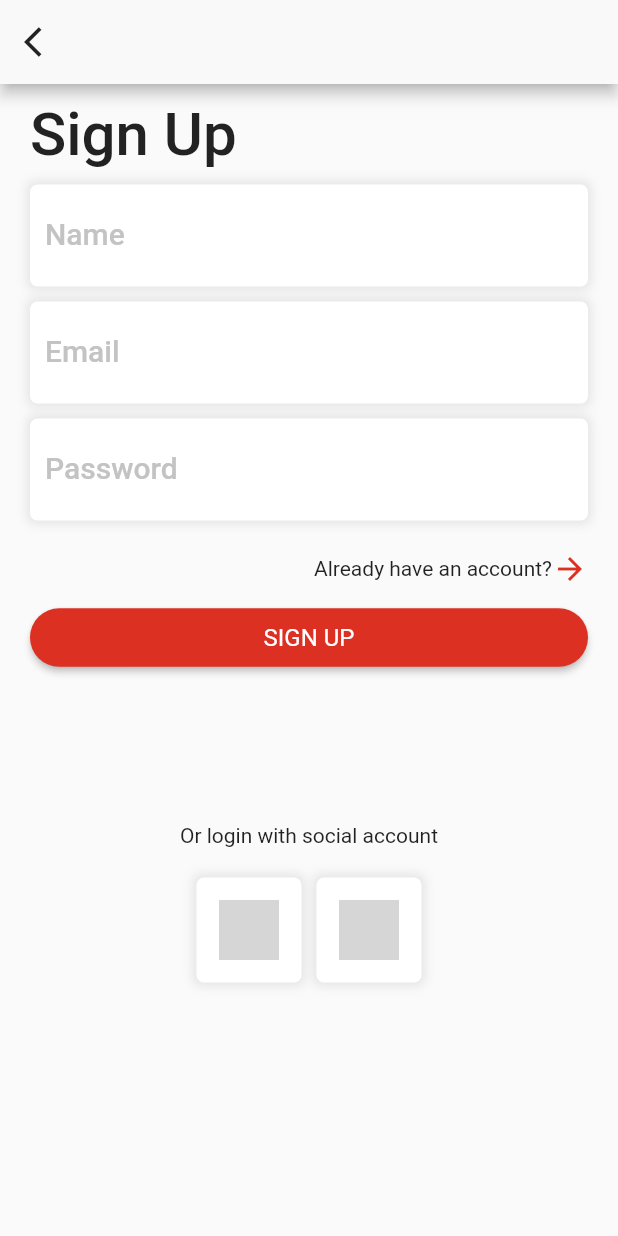
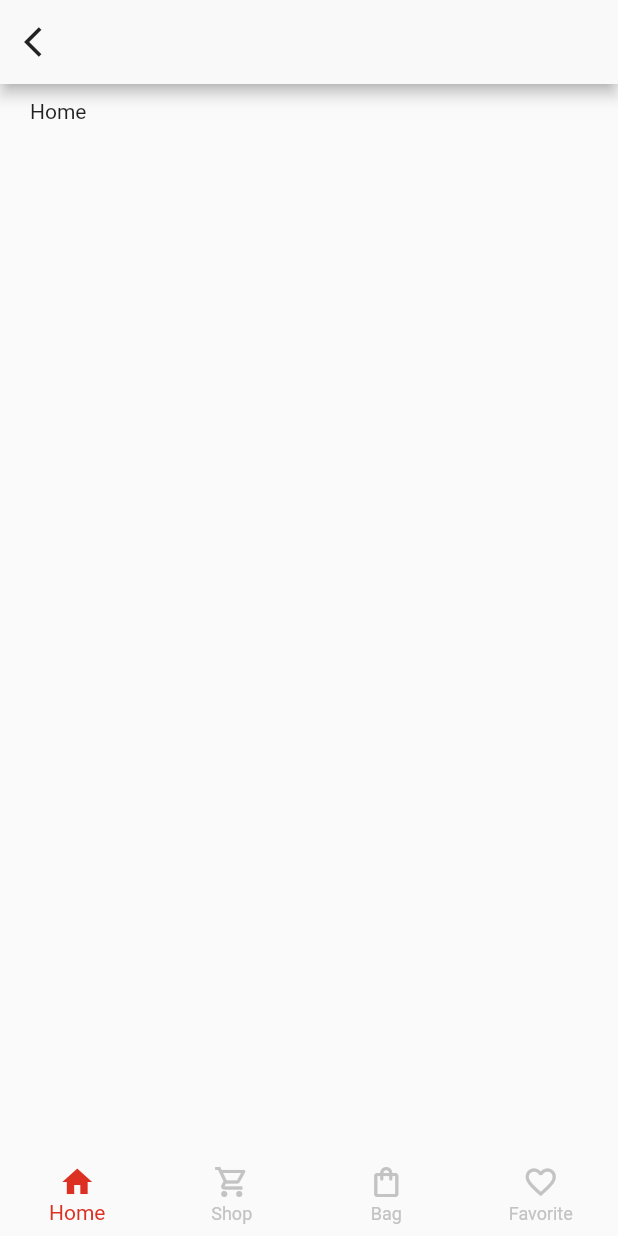
Before and after one commit to emperor-prog/firebase_app, a Flutter app: the screen it shows after launch, on a phone screen of 412 x 824 dp. Run offline on Flutter 3.47's test engine with Material 2 defaults, Android fonts, the phone set to English and light mode, and no system bars; our stand-ins replace dio, firebase_auth, firebase_core, freezed_annotation, google_sign_in; accounts and stored records are empty; grey boxes are pictures that could not be loaded.

Commit message:
dashboard screen added

```diff
--- a/lib/features/auth/login_screen.dart
+++ b/lib/features/auth/login_screen.dart
@@ -3,6 +3,7 @@ import 'package:firebase_core/firebase_core.dart';
 import 'package:flutter/material.dart';
 import 'package:flutter_application_1/common/custom_button.dart';
 import 'package:flutter_application_1/common/custom_testfield.dart';
+import 'package:flutter_application_1/features/auth/widgets/social_icon.dart';
 import 'package:flutter_application_1/services/firebase_auth_methods.dart';
 import 'package:flutter_application_1/utils/custom_color.dart';
 
@@ -160,38 +161,3 @@ class _LoginScreenState extends State<LoginScreen> {
     );
   }
 }
-
-class SocialIcon extends StatelessWidget {
-  final String url;
-  final void Function()? onTap;
-
-  const SocialIcon({
-    super.key,
-    required this.url,
-    this.onTap,
-  });
-
-  @override
-  Widget build(BuildContext context) {
-    return GestureDetector(
-      onTap: onTap,
-      child: Container(
-        padding: const EdgeInsets.all(15),
-        decoration: BoxDecoration(
-            color: Colors.white,
-            borderRadius: BorderRadius.circular(5),
-            boxShadow: [
-              BoxShadow(
-                  blurRadius: 5,
-                  color: CustomColor.textGreyColor.withOpacity(0.4),
-                  spreadRadius: 2)
-            ]),
-        child: Image.network(
-          url,
-          width: 40,
-          height: 40,
-        ),
-      ),
-    );
-  }
-}
--- a/lib/features/auth/sign_up_scree.dart
+++ b/lib/features/auth/sign_up_scree.dart
@@ -4,6 +4,7 @@ import 'package:flutter/material.dart';
 import 'package:flutter_application_1/common/custom_button.dart';
 import 'package:flutter_application_1/common/custom_testfield.dart';
 import 'package:flutter_application_1/features/auth/login_screen.dart';
+import 'package:flutter_application_1/features/auth/widgets/social_icon.dart';
 import 'package:flutter_application_1/services/firebase_auth_methods.dart';
 import 'package:flutter_application_1/utils/custom_color.dart';
 
@@ -181,38 +182,3 @@ class _SignUpScreenState extends State<SignUpScreen> {
     );
   }
 }
-
-class SocialIcon extends StatelessWidget {
-  final String url;
-  final void Function()? onTap;
-
-  const SocialIcon({
-    super.key,
-    required this.url,
-    this.onTap,
-  });
-
-  @override
-  Widget build(BuildContext context) {
-    return GestureDetector(
-      onTap: onTap,
-      child: Container(
-        padding: const EdgeInsets.all(15),
-        decoration: BoxDecoration(
-            color: Colors.white,
-            borderRadius: BorderRadius.circular(5),
-            boxShadow: [
-              BoxShadow(
-                  blurRadius: 5,
-                  color: CustomColor.textGreyColor.withOpacity(0.4),
-                  spreadRadius: 2)
-            ]),
-        child: Image.network(
-          url,
-          width: 40,
-          height: 40,
-        ),
-      ),
-    );
-  }
-}
--- /dev/null
+++ b/lib/features/dasboard/dashboard_screen.dart
@@ -0,0 +1,120 @@
+import 'package:flutter/material.dart';
+import 'package:flutter_application_1/features/dasboard/views/bag_screen.dart';
+import 'package:flutter_application_1/features/dasboard/views/favorite_screen.dart';
+import 'package:flutter_application_1/features/dasboard/views/home_screen.dart';
+import 'package:flutter_application_1/features/shop/shop_screen.dart';
+
+import 'package:flutter_application_1/utils/custom_color.dart';
+
+class DashboardScreen extends StatefulWidget {
+  static const String routeName = '/dashboard';
+  const DashboardScreen({super.key});
+
+  @override
+  State<DashboardScreen> createState() => _ShopScreenState();
+}
+
+class _ShopScreenState extends State<DashboardScreen> {
+  List<BottomNavigationBarItem> bottomNavigationList = [
+    const BottomNavigationBarItem(
+        icon: Icon(
+          Icons.home_outlined,
+          color: CustomColor.textGreyColor,
+        ),
+        activeIcon: Icon(
+          Icons.home,
+          color: CustomColor.appButtonColor,
+        ),
+        label: "Home"),
+    const BottomNavigationBarItem(
+        icon: Icon(Icons.shopping_cart_outlined,
+            color: CustomColor.textGreyColor),
+        activeIcon: Icon(
+          Icons.shopping_cart,
+          color: CustomColor.appButtonColor,
+        ),
+        label: "Shop"),
+    const BottomNavigationBarItem(
+        icon: Icon(
+          Icons.shopping_bag_outlined,
+          color: CustomColor.textGreyColor,
+        ),
+        activeIcon: Icon(
+          Icons.shopping_bag,
+          color: CustomColor.appButtonColor,
+        ),
+        label: "Bag"),
+    const BottomNavigationBarItem(
+        icon: Icon(
+          Icons.favorite_border_outlined,
+          color: CustomColor.textGreyColor,
+        ),
+        activeIcon: Icon(
+          Icons.favorite,
+          color: CustomColor.appButtonColor,
+        ),
+        label: "Favorite")
+  ];
+  int bottoBarIndex = 0;
+
+  PageController pageController = PageController(
+    initialPage: 0,
+    keepPage: true,
+  );
+
+  void pageChanged(int index) {
+    setState(() {
+      bottoBarIndex = index;
+    });
+  }
+
+  void bottomTapped(int index) {
+    setState(() {
+      bottoBarIndex = index;
+      pageController.animateToPage(index,
+          duration: const Duration(milliseconds: 500), curve: Curves.ease);
+    });
+  }
+
+  Widget buildPageView() {
+    return PageView(
+      controller: pageController,
+      onPageChanged: (index) {
+        pageChanged(index);
+      },
+      children: const [
+        HomeScreen(),
+        ShopScreen(),
+        CartScreen(),
+        FavoriteScreen()
+      ],
+    );
+  }
+
+  @override
+  void dispose() {
+    super.dispose();
+  }
+
+  @override
+  Widget build(BuildContext context) {
+    return Scaffold(
+      body: buildPageView(),
+      bottomNavigationBar: BottomNavigationBar(
+          onTap: (value) {
+            bottomTapped(value);
+          },
+          elevation: 0,
+          type: BottomNavigationBarType.fixed,
+          unselectedLabelStyle:
+              const TextStyle(color: CustomColor.textGreyColor),
+          selectedItemColor: CustomColor.appButtonColor,
+          showUnselectedLabels: true,
+          unselectedItemColor: CustomColor.textGreyColor,
+          selectedLabelStyle:
+              const TextStyle(color: CustomColor.appButtonColor),
+          items: bottomNavigationList,
+          currentIndex: bottoBarIndex),
+    );
+  }
+}
--- /dev/null
+++ b/lib/features/dasboard/views/home_screen.dart
@@ -0,0 +1,39 @@
+import 'package:flutter/material.dart';
+
+import 'package:flutter_application_1/utils/custom_color.dart';
+
+class HomeScreen extends StatefulWidget {
+  const HomeScreen({super.key});
+
+  @override
+  State<HomeScreen> createState() => _ShopScreenState();
+}
+
+class _ShopScreenState extends State<HomeScreen> {
+  @override
+  void dispose() {
+    super.dispose();
+  }
+
+  @override
+  Widget build(BuildContext context) {
+    return Scaffold(
+      appBar: AppBar(
+        leading: IconButton(
+            onPressed: () {
+              Navigator.pop(context);
+            },
+            icon: const Icon(
+              Icons.arrow_back_ios,
+              color: CustomColor.textBlackColor,
+            )),
+        backgroundColor: CustomColor.appBackGroundColor,
+      ),
+      body: SingleChildScrollView(
+        child: Container(
+            padding: const EdgeInsets.symmetric(horizontal: 20, vertical: 10),
+            child: const Text('Home')),
+      ),
+    );
+  }
+}
--- a/lib/main.dart
+++ b/lib/main.dart
@@ -2,6 +2,7 @@ import 'package:firebase_core/firebase_core.dart';
 import 'package:flutter/material.dart';
 import 'package:flutter_application_1/features/auth/login_screen.dart';
 import 'package:flutter_application_1/features/auth/sign_up_scree.dart';
+import 'package:flutter_application_1/features/dasboard/dashboard_screen.dart';
 import 'package:flutter_application_1/firebase_options.dart';
 import 'package:flutter_application_1/utils/app_routes.dart';
 import 'package:flutter_application_1/utils/custom_color.dart';
@@ -34,7 +35,7 @@ class MyApp extends StatelessWidget {
               color: CustomColor.textGreyColor, fontWeight: FontWeight.w500),
         ),
       ),
-      home: const SignUpScreen(),
+      home: const DashboardScreen(),
       onGenerateRoute: (settings) => generateRoute(settings),
     );
   }
--- a/lib/utils/app_routes.dart
+++ b/lib/utils/app_routes.dart
@@ -1,6 +1,7 @@
 import 'package:flutter/material.dart';
 import 'package:flutter_application_1/features/auth/login_screen.dart';
 import 'package:flutter_application_1/features/auth/sign_up_scree.dart';
+import 'package:flutter_application_1/features/dasboard/dashboard_screen.dart';
 
 Route<dynamic> generateRoute(RouteSettings routeSettings) {
   switch (routeSettings.name) {
@@ -14,6 +15,11 @@ Route<dynamic> generateRoute(RouteSettings routeSettings) {
         settings: routeSettings,
         builder: (_) => const SignUpScreen(),
       );
+    case DashboardScreen.routeName:
+      return MaterialPageRoute(
+        settings: routeSettings,
+        builder: (_) => const DashboardScreen(),
+      );
     default:
       return MaterialPageRoute(
         builder: (_) => const Scaffold(
```
Also changed, not shown: lib/common/dio_error_handle.dart (added, +24 -0 lines), lib/features/auth/widgets/social_icon.dart (added, +37 -0 lines), lib/features/dasboard/views/bag_screen.dart (added, +39 -0 lines), lib/features/dasboard/views/favorite_screen.dart (added, +39 -0 lines), lib/features/shop/models/products_model.dart (added, +32 -0 lines), lib/features/shop/shop_screen.dart (added, +58 -0 lines), lib/services/shop_service.dart (added, +39 -0 lines), pubspec.yaml (+9 -23 lines), lib/features/shop/models/products_model.freezed.dart (added), lib/features/shop/models/products_model.g.dart (added), pubspec.lock.
